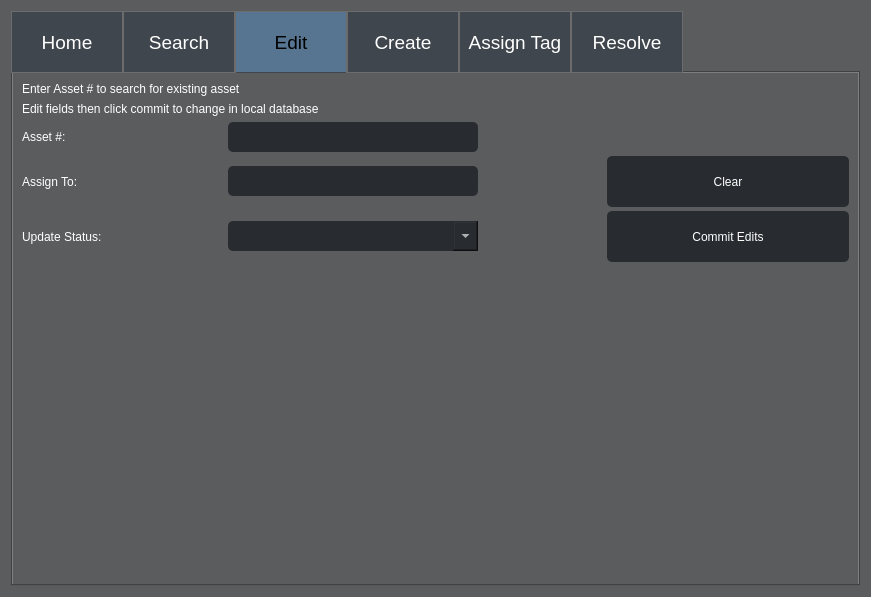
Old version of the form ui/Admin_Level2_Access.ui in the repository Capstone-RFID/Code.
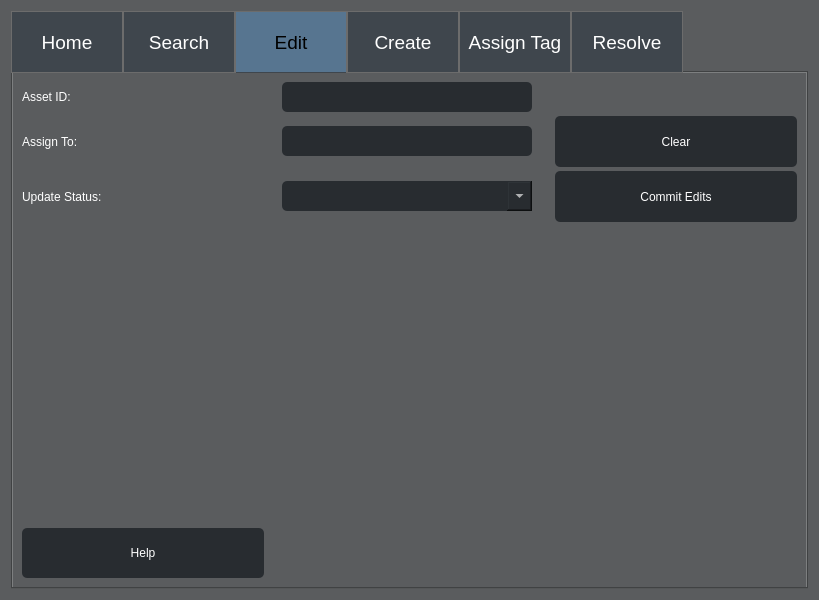
New version of the form. The open tabs and pages were chosen to show the change.

```diff
--- a/ui/Admin_Level2_Access.ui
+++ b/ui/Admin_Level2_Access.ui
@@ -6,8 +6,8 @@
    <rect>
     <x>0</x>
     <y>0</y>
-    <width>871</width>
-    <height>597</height>
+    <width>819</width>
+    <height>600</height>
    </rect>
   </property>
   <property name="windowTitle">
@@ -929,140 +929,19 @@
       </attribute>
       <layout class="QVBoxLayout" name="verticalLayout_5">
        <item>
-        <widget class="QLabel" name="Edit_Prompt1_Label">
-         <property name="maximumSize">
-          <size>
-           <width>16777215</width>
-           <height>50</height>
-          </size>
-         </property>
-         <property name="styleSheet">
-          <string notr="true">color: rgb(255, 255, 255);
-font: Bold 14pt &quot;MS Shell Dlg 2&quot;;</string>
-         </property>
-         <property name="text">
-          <string>Enter Asset # to search for existing asset</string>
-         </property>
-        </widget>
-       </item>
-       <item>
-        <widget class="QLabel" name="Edit_Prompt2_Label">
-         <property name="maximumSize">
-          <size>
-           <width>16777215</width>
-           <height>50</height>
-          </size>
-         </property>
-         <property name="styleSheet">
-          <string notr="true">color: rgb(255, 255, 255);
-font: Bold 14pt &quot;MS Shell Dlg 2&quot;;</string>
-         </property>
-         <property name="text">
-          <string>Edit fields then click commit to change in local database</string>
-         </property>
-        </widget>
-       </item>
-       <item>
-        <layout class="QGridLayout" name="gridLayout_2" rowstretch="0,0,0">
+        <layout class="QGridLayout" name="gridLayout_2" rowstretch="0,0,0,0,0,0,0,0,0,0">
          <property name="spacing">
           <number>4</number>
          </property>
-         <item row="2" column="3">
-          <widget class="QLabel" name="Edit_UI_Message_Prompt">
-           <property name="styleSheet">
-            <string notr="true">color: rgb(255, 255, 255);
-font: 14pt &quot;MS Shell Dlg 2&quot;;</string>
-           </property>
-           <property name="text">
-            <string/>
-           </property>
-          </widget>
-         </item>
-         <item row="2" column="2">
-          <widget class="QComboBox" name="Edit_Update_Status_Dropdown">
-           <property name="minimumSize">
-            <size>
-             <width>250</width>
-             <height>30</height>
-            </size>
-           </property>
-           <property name="styleSheet">
-            <string notr="true">color: rgb(255, 255, 255);
-background-color: #282c30;
-font: 12pt &quot;MS Shell Dlg 2&quot;;</string>
-           </property>
-           <property name="editable">
-            <bool>true</bool>
-           </property>
-           <item>
-            <property name="text">
-             <string/>
-            </property>
-           </item>
-           <item>
-            <property name="text">
-             <string>Checked In</string>
-            </property>
-           </item>
-           <item>
-            <property name="text">
-             <string>Checked Out</string>
-            </property>
-           </item>
-           <item>
-            <property name="text">
-             <string>In Repair</string>
-            </property>
-           </item>
-           <item>
-            <property name="text">
-             <string>Retired</string>
-            </property>
-           </item>
-           <item>
-            <property name="text">
-             <string>Broken</string>
-            </property>
-           </item>
-           <item>
-            <property name="text">
-             <string>New Item</string>
-            </property>
-           </item>
-           <item>
-            <property name="text">
-             <string>New employee</string>
-            </property>
-           </item>
-          </widget>
-         </item>
-         <item row="0" column="2">
-          <widget class="QLineEdit" name="Edit_Asset_Field">
-           <property name="minimumSize">
-            <size>
-             <width>250</width>
-             <height>30</height>
-            </size>
-           </property>
-           <property name="styleSheet">
-            <string notr="true">color: rgb(255, 255, 255);
-background-color: #282c30;
-font: 12pt &quot;MS Shell Dlg 2&quot;;</string>
-           </property>
-           <property name="text">
-            <string/>
-           </property>
-          </widget>
-         </item>
-         <item row="0" column="3">
-          <spacer name="horizontalSpacer_16">
+         <item row="3" column="2">
+          <spacer name="verticalSpacer_20">
            <property name="orientation">
-            <enum>Qt::Horizontal</enum>
+            <enum>Qt::Vertical</enum>
            </property>
            <property name="sizeHint" stdset="0">
             <size>
-             <width>40</width>
-             <height>20</height>
+             <width>20</width>
+             <height>40</height>
             </size>
            </property>
           </spacer>
@@ -1078,6 +957,19 @@
            </property>
           </widget>
          </item>
+         <item row="0" column="3">
+          <spacer name="horizontalSpacer_16">
+           <property name="orientation">
+            <enum>Qt::Horizontal</enum>
+           </property>
+           <property name="sizeHint" stdset="0">
+            <size>
+             <width>40</width>
+             <height>20</height>
+            </size>
+           </property>
+          </spacer>
+         </item>
          <item row="1" column="2">
           <widget class="QLineEdit" name="Edit_AssignTo_Field">
            <property name="minimumSize">
@@ -1093,6 +985,24 @@
            </property>
           </widget>
          </item>
+         <item row="0" column="2">
+          <widget class="QLineEdit" name="Edit_Asset_Field">
+           <property name="minimumSize">
+            <size>
+             <width>250</width>
+             <height>30</height>
+            </size>
+           </property>
+           <property name="styleSheet">
+            <string notr="true">color: rgb(255, 255, 255);
+background-color: #282c30;
+font: 12pt &quot;MS Shell Dlg 2&quot;;</string>
+           </property>
+           <property name="text">
+            <string/>
+           </property>
+          </widget>
+         </item>
          <item row="1" column="3">
           <widget class="QLabel" name="Edit_UI_Message_Name_From_ID">
            <property name="styleSheet">
@@ -1104,6 +1014,19 @@
            </property>
           </widget>
          </item>
+         <item row="0" column="1">
+          <spacer name="horizontalSpacer_18">
+           <property name="orientation">
+            <enum>Qt::Horizontal</enum>
+           </property>
+           <property name="sizeHint" stdset="0">
+            <size>
+             <width>40</width>
+             <height>20</height>
+            </size>
+           </property>
+          </spacer>
+         </item>
          <item row="1" column="5">
           <widget class="QPushButton" name="Edit_Clear_Button">
            <property name="minimumSize">
@@ -1158,19 +1081,6 @@
            </property>
           </widget>
          </item>
-         <item row="0" column="1">
-          <spacer name="horizontalSpacer_18">
-           <property name="orientation">
-            <enum>Qt::Horizontal</enum>
-           </property>
-           <property name="sizeHint" stdset="0">
-            <size>
-             <width>40</width>
-             <height>20</height>
-            </size>
-           </property>
-          </spacer>
-         </item>
          <item row="2" column="0">
           <widget class="QLabel" name="Edit_Update_Status_Label">
            <property name="styleSheet">
@@ -1189,25 +1099,198 @@
 font: 12pt &quot;MS Shell Dlg 2&quot;;</string>
            </property>
            <property name="text">
-            <string>Asset #:</string>
+            <string>Asset ID:</string>
            </property>
           </widget>
          </item>
+         <item row="9" column="2">
+          <spacer name="verticalSpacer_10">
+           <property name="orientation">
+            <enum>Qt::Vertical</enum>
+           </property>
+           <property name="sizeHint" stdset="0">
+            <size>
+             <width>20</width>
+             <height>40</height>
+            </size>
+           </property>
+          </spacer>
+         </item>
+         <item row="2" column="3">
+          <widget class="QLabel" name="Edit_UI_Message_Prompt">
+           <property name="styleSheet">
+            <string notr="true">color: rgb(255, 255, 255);
+font: 14pt &quot;MS Shell Dlg 2&quot;;</string>
+           </property>
+           <property name="text">
+            <string/>
+           </property>
+          </widget>
+         </item>
+         <item row="2" column="2">
+          <widget class="QComboBox" name="Edit_Update_Status_Dropdown">
+           <property name="minimumSize">
+            <size>
+             <width>250</width>
+             <height>30</height>
+            </size>
+           </property>
+           <property name="styleSheet">
+            <string notr="true">color: rgb(255, 255, 255);
+background-color: #282c30;
+font: 12pt &quot;MS Shell Dlg 2&quot;;</string>
+           </property>
+           <property name="editable">
+            <bool>true</bool>
+           </property>
+           <item>
+            <property name="text">
+             <string/>
+            </property>
+           </item>
+           <item>
+            <property name="text">
+             <string>Checked In</string>
+            </property>
+           </item>
+           <item>
+            <property name="text">
+             <string>Checked Out</string>
+            </property>
+           </item>
+           <item>
+            <property name="text">
+             <string>In Repair</string>
+            </property>
+           </item>
+           <item>
+            <property name="text">
+             <string>Retired</string>
+            </property>
+           </item>
+           <item>
+            <property name="text">
+             <string>Broken</string>
+            </property>
+           </item>
+           <item>
+            <property name="text">
+             <string>New Item</string>
+            </property>
+           </item>
+           <item>
+            <property name="text">
+             <string>New employee</string>
+            </property>
+           </item>
+          </widget>
+         </item>
+         <item row="9" column="0">
+          <widget class="QPushButton" name="Edit_Display_Help_Button">
+           <property name="sizePolicy">
+            <sizepolicy hsizetype="Minimum" vsizetype="Minimum">
+             <horstretch>0</horstretch>
+             <verstretch>0</verstretch>
+            </sizepolicy>
+           </property>
+           <property name="minimumSize">
+            <size>
+             <width>242</width>
+             <height>50</height>
+            </size>
+           </property>
+           <property name="maximumSize">
+            <size>
+             <width>100</width>
+             <height>50</height>
+            </size>
+           </property>
+           <property name="styleSheet">
+            <string notr="true">QPushButton#Edit_Display_Help_Button {
+background-color: #282c30;
+color: rgb(255, 255, 255);
+border-style: outset;
+font: 14pt &quot;MS Shell Dlg 2&quot;;
+min-width: 10em;
+padding: 6px;
+}
+QPushButton#Edit_Display_Help_Button:pressed {
+background-color: #577590;
+    border-style: inset;
+}</string>
+           </property>
+           <property name="text">
+            <string>Help</string>
+           </property>
+          </widget>
+         </item>
+         <item row="7" column="2">
+          <spacer name="verticalSpacer_22">
+           <property name="orientation">
+            <enum>Qt::Vertical</enum>
+           </property>
+           <property name="sizeHint" stdset="0">
+            <size>
+             <width>20</width>
+             <height>40</height>
+            </size>
+           </property>
+          </spacer>
+         </item>
+         <item row="6" column="2">
+          <spacer name="verticalSpacer_23">
+           <property name="orientation">
+            <enum>Qt::Vertical</enum>
+           </property>
+           <property name="sizeHint" stdset="0">
+            <size>
+             <width>20</width>
+             <height>40</height>
+            </size>
+           </property>
+          </spacer>
+         </item>
+         <item row="5" column="2">
+          <spacer name="verticalSpacer_24">
+           <property name="orientation">
+            <enum>Qt::Vertical</enum>
+           </property>
+           <property name="sizeHint" stdset="0">
+            <size>
+             <width>20</width>
+             <height>40</height>
+            </size>
+           </property>
+          </spacer>
+         </item>
+         <item row="8" column="2">
+          <spacer name="verticalSpacer_21">
+           <property name="orientation">
+            <enum>Qt::Vertical</enum>
+           </property>
+           <property name="sizeHint" stdset="0">
+            <size>
+             <width>20</width>
+             <height>40</height>
+            </size>
+           </property>
+          </spacer>
+         </item>
+         <item row="4" column="2">
+          <spacer name="verticalSpacer_25">
+           <property name="orientation">
+            <enum>Qt::Vertical</enum>
+           </property>
+           <property name="sizeHint" stdset="0">
+            <size>
+             <width>20</width>
+             <height>40</height>
+            </size>
+           </property>
+          </spacer>
+         </item>
         </layout>
        </item>
-       <item>
-        <spacer name="verticalSpacer_10">
-         <property name="orientation">
-          <enum>Qt::Vertical</enum>
-         </property>
-         <property name="sizeHint" stdset="0">
-          <size>
-           <width>20</width>
-           <height>294</height>
-          </size>
-         </property>
-        </spacer>
-       </item>
       </layout>
      </widget>
      <widget class="QWidget" name="Create_Tab">
```
Left out of the diff: 385 changed lines with no effect on the pictures.
